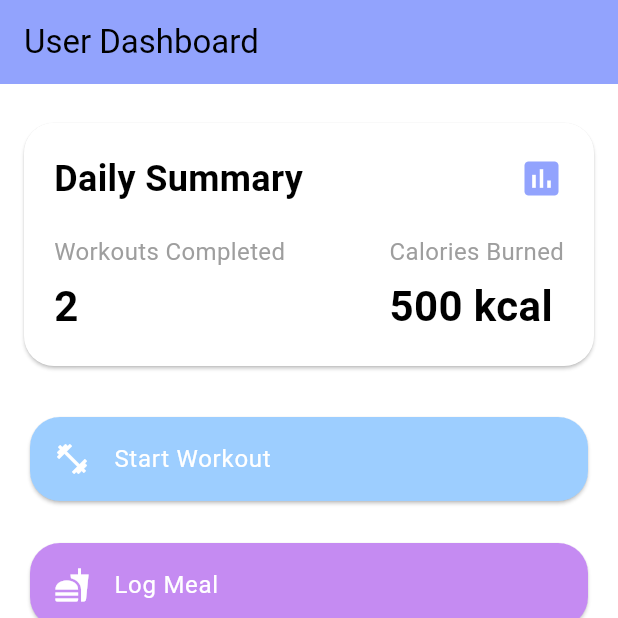
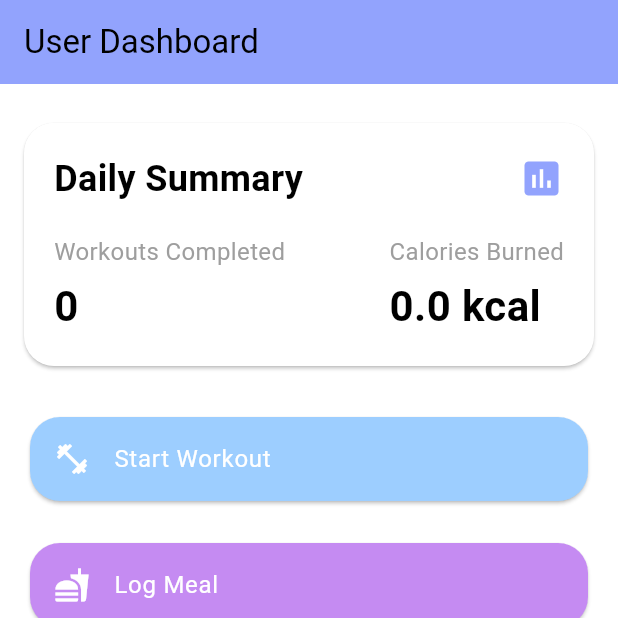
Before and after one commit to KaozhiChen/fitness_tracker_app, a Flutter app: the HomePage screen opened directly, on a phone screen of 412 x 824 dp, the top half of it. Run offline on Flutter 3.47's test engine with Material 3 defaults, Android fonts, the phone set to English and light mode, and no system bars; our stand-ins replace fl_chart, flutter_svg, google_fonts, shared_preferences, sqflite, table_calendar; missing offline and left inert: duration_picker; accounts and stored records are empty.

```diff
--- a/lib/pages/home_page.dart
+++ b/lib/pages/home_page.dart
@@ -1,5 +1,7 @@
+import 'package:fitness_tracker_app/models/workout_provider.dart';
 import 'package:flutter/material.dart';
 import 'package:fitness_tracker_app/theme/colors.dart';
+import 'package:provider/provider.dart';
 
 class HomePage extends StatefulWidget {
   const HomePage({super.key});
@@ -9,6 +11,18 @@ class HomePage extends StatefulWidget {
 }
 
 class _HomePageState extends State<HomePage> {
+  @override
+  void initState() {
+    super.initState();
+    final today = DateTime.now();
+    // initialize daily data
+    Provider.of<WorkoutProvider>(context, listen: false).loadDailyData(
+      today.day,
+      today.month,
+      today.year,
+    );
+  }
+
   @override
   Widget build(BuildContext context) {
     return Scaffold(
@@ -24,17 +38,19 @@ class _HomePageState extends State<HomePage> {
             Expanded(
               child: Column(
                 children: [
-                  Card(
+                  Consumer<WorkoutProvider>(
+                      builder: (context, workoutProvider, child) {
+                    return Card(
                       shape: RoundedRectangleBorder(
                         borderRadius: BorderRadius.circular(20),
                       ),
                       margin: const EdgeInsets.symmetric(vertical: 10),
-                    child: const Padding(
-                      padding: EdgeInsets.all(20.0),
+                      child: Padding(
+                        padding: const EdgeInsets.all(20.0),
                         child: Column(
                           crossAxisAlignment: CrossAxisAlignment.start,
                           children: [
-                          Row(
+                            const Row(
                               mainAxisAlignment: MainAxisAlignment.spaceBetween,
                               children: [
                                 Text(
@@ -51,24 +67,24 @@ class _HomePageState extends State<HomePage> {
                                 ),
                               ],
                             ),
-                          SizedBox(height: 20),
+                            const SizedBox(height: 20),
                             Row(
                               mainAxisAlignment: MainAxisAlignment.spaceBetween,
                               children: [
                                 Column(
                                   crossAxisAlignment: CrossAxisAlignment.start,
                                   children: [
-                                  Text(
+                                    const Text(
                                       'Workouts Completed',
                                       style: TextStyle(
                                         fontSize: 16,
                                         color: Colors.grey,
                                       ),
                                     ),
-                                  SizedBox(height: 5),
+                                    const SizedBox(height: 5),
                                     Text(
-                                    '2',
-                                    style: TextStyle(
+                                      '${workoutProvider.workoutsCompleted}',
+                                      style: const TextStyle(
                                         fontSize: 28,
                                         fontWeight: FontWeight.bold,
                                       ),
@@ -78,17 +94,17 @@ class _HomePageState extends State<HomePage> {
                                 Column(
                                   crossAxisAlignment: CrossAxisAlignment.start,
                                   children: [
-                                  Text(
+                                    const Text(
                                       'Calories Burned',
                                       style: TextStyle(
                                         fontSize: 16,
                                         color: Colors.grey,
                                       ),
                                     ),
-                                  SizedBox(height: 5),
+                                    const SizedBox(height: 5),
                                     Text(
-                                    '500 kcal',
-                                    style: TextStyle(
+                                      '${workoutProvider.caloriesBurned.toStringAsFixed(1)} kcal',
+                                      style: const TextStyle(
                                         fontSize: 28,
                                         fontWeight: FontWeight.bold,
                                       ),
@@ -100,7 +116,8 @@ class _HomePageState extends State<HomePage> {
                           ],
                         ),
                       ),
-                  ),
+                    );
+                  }),
                   const SizedBox(height: 20),
                   Card(
                     shape: RoundedRectangleBorder(
```
Also changed, not shown: lib/main.dart (+8 -4 lines), lib/models/workout_provider.dart (added, +42 -0 lines), lib/pages/meal_tracker_screen.dart (+12 -6 lines), lib/pages/workout_tracker_screen.dart (+8 -0 lines). Lines whose indentation alone changed are shown as unchanged.
